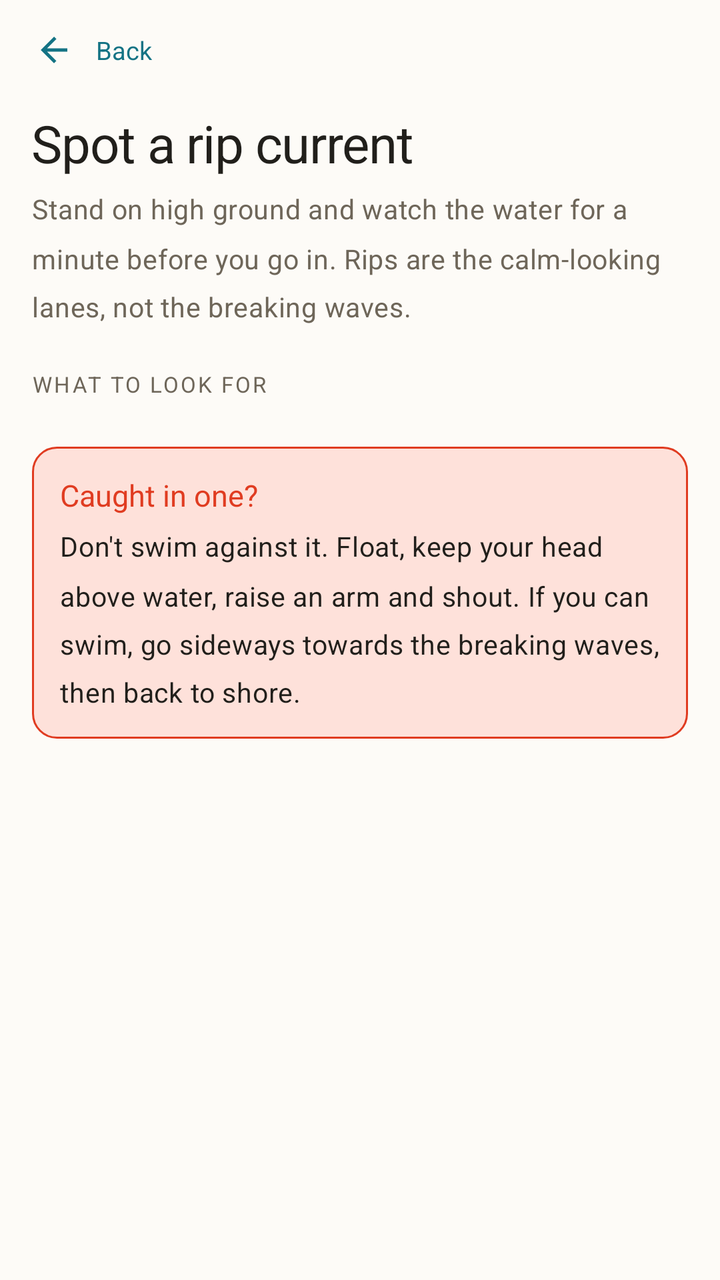
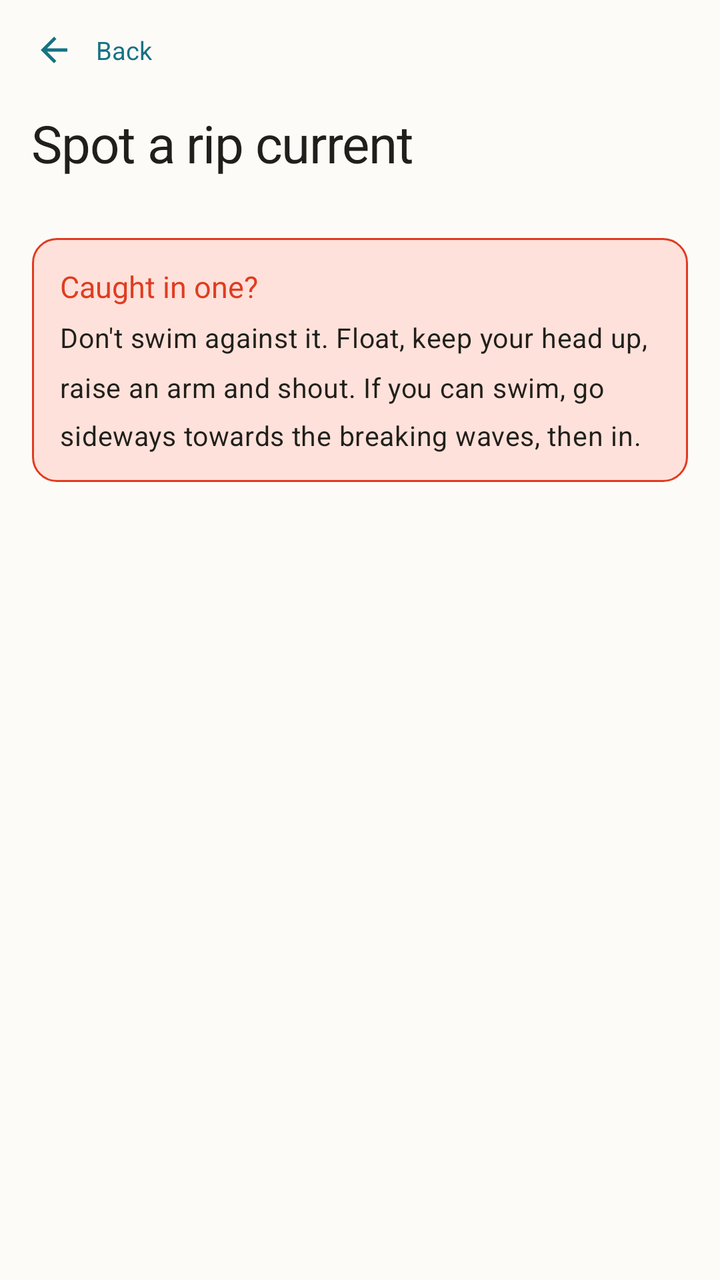

Before-and-after screenshots of an Android layout around one commit, followed by the original layout XML and the change that was made.
<!-- AndroidManifest.xml: activity theme Theme.MyApplication -->
<!-- res/layout/activity_rip_guide.xml -->
<?xml version="1.0" encoding="utf-8"?>
<LinearLayout xmlns:android="http://schemas.android.com/apk/res/android"
    xmlns:app="http://schemas.android.com/apk/res-auto"
    android:layout_width="match_parent"
    android:layout_height="match_parent"
    android:background="@color/background"
    android:orientation="vertical">

    <LinearLayout
        android:id="@+id/guideHeader"
        android:layout_width="match_parent"
        android:layout_height="wrap_content"
        android:background="@color/background"
        android:gravity="center_vertical"
        android:orientation="horizontal"
        android:paddingHorizontal="8dp"
        android:paddingTop="6dp"
        android:paddingBottom="6dp">

        
        <LinearLayout
            android:id="@+id/guideBackButton"
            android:layout_width="wrap_content"
            android:layout_height="wrap_content"
            android:background="?attr/selectableItemBackground"
            android:clickable="true"
            android:focusable="true"
            android:gravity="center_vertical"
            android:orientation="horizontal"
            android:paddingStart="0dp"
            android:paddingEnd="10dp">

            <ImageView
                android:layout_width="38dp"
                android:layout_height="38dp"
                android:contentDescription="@null"
                android:padding="9dp"
                android:src="@drawable/ic_back"
                app:tint="@color/primary" />

            <TextView
                android:layout_width="wrap_content"
                android:layout_height="wrap_content"
                android:layout_marginStart="2dp"
                android:text="@string/back"
                android:textColor="@color/primary"
                android:textSize="12.5sp" />
        </LinearLayout>
    </LinearLayout>

    <androidx.core.widget.NestedScrollView
        android:id="@+id/guideScrollView"
        android:layout_width="match_parent"
        android:layout_height="0dp"
        android:layout_weight="1"
        android:fillViewport="true"
        android:scrollbars="none">

        <LinearLayout
            android:layout_width="match_parent"
            android:layout_height="wrap_content"
            android:orientation="vertical"
            android:paddingHorizontal="16dp"
            android:paddingTop="4dp"
            android:paddingBottom="24dp">

            <TextView
                android:layout_width="match_parent"
                android:layout_height="wrap_content"
                android:text="@string/guide_title"
                android:textAppearance="@style/TextAppearance.App.Headline" />

            <TextView
                android:layout_width="match_parent"
                android:layout_height="wrap_content"
                android:layout_marginTop="6dp"
                android:lineSpacingMultiplier="1.5"
                android:text="@string/guide_intro"
                android:textAppearance="@style/TextAppearance.App.Body"
                android:textColor="@color/text_secondary" />

            <TextView
                android:layout_width="wrap_content"
                android:layout_height="wrap_content"
                android:layout_marginTop="22dp"
                android:layout_marginBottom="10dp"
                android:text="@string/guide_signs_heading"
                android:textAppearance="@style/TextAppearance.App.Caption" />

            <LinearLayout
                android:id="@+id/guideSignList"
                android:layout_width="match_parent"
                android:layout_height="wrap_content"
                android:orientation="vertical" />

            
            <LinearLayout
                android:layout_width="match_parent"
                android:layout_height="wrap_content"
                android:layout_marginTop="14dp"
                android:background="@drawable/bg_danger_note"
                android:orientation="vertical"
                android:padding="14dp">

                <TextView
                    android:layout_width="match_parent"
                    android:layout_height="wrap_content"
                    android:fontFamily="sans-serif-medium"
                    android:text="@string/guide_caught_title"
                    android:textColor="@color/danger"
                    android:textSize="15sp" />

                <TextView
                    android:layout_width="match_parent"
                    android:layout_height="wrap_content"
                    android:layout_marginTop="6dp"
                    android:lineSpacingMultiplier="1.5"
                    android:text="@string/guide_caught_body"
                    android:textAppearance="@style/TextAppearance.App.Body" />
            </LinearLayout>

        </LinearLayout>
    </androidx.core.widget.NestedScrollView>

</LinearLayout>
<!-- resources referenced by this layout -->
<resources>
  <color name="background">#FDFBF7</color>
  <color name="danger">#E03C21</color>
  <color name="primary">#147384</color>
  <color name="text_secondary">#6E6659</color>
  <!-- drawable bg_danger_note (drawable) -->
  <?xml version="1.0" encoding="utf-8"?>
  <shape xmlns:android="http://schemas.android.com/apk/res/android"
      android:shape="rectangle">
      <solid android:color="@color/danger_tint" />
      <stroke android:width="1dp" android:color="@color/danger" />
      <corners android:radius="12dp" />
  </shape>
  <!-- drawable ic_back (drawable) -->
  <vector xmlns:android="http://schemas.android.com/apk/res/android"
      android:width="24dp"
      android:height="24dp"
      android:viewportWidth="24"
      android:viewportHeight="24">
      <path
          android:fillColor="#000000"
          android:pathData="M20,11H7.83l5.59,-5.59L12,4l-8,8 8,8 1.41,-1.41L7.83,13H20v-2z" />
  </vector>
  <string name="back">Back</string>
  <string name="guide_caught_body">Don\'t swim against it. Float, keep your head above water, raise an arm and shout. If you can swim, go sideways towards the breaking waves, then back to shore.</string>
  <string name="guide_caught_title">Caught in one?</string>
  <string name="guide_intro">Stand on high ground and watch the water for a minute before you go in. Rips are the calm-looking lanes, not the breaking waves.</string>
  <string name="guide_signs_heading">What to look for</string>
  <string name="guide_title">Spot a rip current</string>
  <style name="TextAppearance.App.Body" parent="TextAppearance.Material3.BodyMedium">
          <item name="android:textSize">13.5sp</item>
          <item name="android:textColor">@color/text_primary</item>
          <item name="android:lineSpacingMultiplier">1.5</item>
      </style>
  <style name="TextAppearance.App.Caption" parent="TextAppearance.Material3.LabelSmall">
          <item name="android:fontFamily">sans-serif</item>
          <item name="android:textSize">11sp</item>
          <item name="android:letterSpacing">0.09</item>
          <item name="android:textAllCaps">true</item>
          <item name="android:textColor">@color/text_secondary</item>
      </style>
  <style name="TextAppearance.App.Headline" parent="TextAppearance.Material3.HeadlineSmall">
          <item name="android:textSize">26sp</item>
          <item name="android:fontFamily">sans-serif-medium</item>
          <item name="android:letterSpacing">-0.015</item>
          <item name="android:textColor">@color/text_primary</item>
      </style>
  <color name="danger_tint">#FEE1DA</color>
  <color name="text_primary">#211F1B</color>
  <color name="on_primary">#EBF7F9</color>
  <color name="advisor_bg">#EBF7F9</color>
  <color name="primary_variant">#0A4757</color>
  <color name="secondary">#BF730B</color>
  <color name="on_secondary">#FFF8E6</color>
  <color name="surface_alt">#EDE6DA</color>
  <color name="tertiary_gold">#BF730B</color>
  <color name="surface">#F6F1E8</color>
  <color name="divider">#DCD3C4</color>
  <color name="error">#E03C21</color>
  <style name="ShapeAppearance.App.Corner.ExtraSmall" parent="ShapeAppearance.Material3.Corner.ExtraSmall">
          <item name="cornerSize">4dp</item>
      </style>
  <style name="ShapeAppearance.App.Corner.Small" parent="ShapeAppearance.Material3.Corner.Small">
          <item name="cornerSize">8dp</item>
      </style>
  <style name="ShapeAppearance.App.Corner.Medium" parent="ShapeAppearance.Material3.Corner.Medium">
          <item name="cornerSize">8dp</item>
      </style>
  <style name="ShapeAppearance.App.Corner.Large" parent="ShapeAppearance.Material3.Corner.Large">
          <item name="cornerSize">12dp</item>
      </style>
  <style name="ShapeAppearance.App.Corner.ExtraLarge" parent="ShapeAppearance.Material3.Corner.ExtraLarge">
          <item name="cornerSize">14dp</item>
      </style>
  <!-- unchanged entries left out for length: 1 -->
</resources>

<!-- the commit's change to res/layout/activity_rip_guide.xml (unified diff, before → after) -->
@@ -70,27 +70,13 @@
                 android:text="@string/guide_title"
                 android:textAppearance="@style/TextAppearance.App.Headline" />
 
-            <TextView
-                android:layout_width="match_parent"
-                android:layout_height="wrap_content"
-                android:layout_marginTop="6dp"
-                android:lineSpacingMultiplier="1.5"
-                android:text="@string/guide_intro"
-                android:textAppearance="@style/TextAppearance.App.Body"
-                android:textColor="@color/text_secondary" />
-
-            <TextView
-                android:layout_width="wrap_content"
-                android:layout_height="wrap_content"
-                android:layout_marginTop="22dp"
-                android:layout_marginBottom="10dp"
-                android:text="@string/guide_signs_heading"
-                android:textAppearance="@style/TextAppearance.App.Caption" />
+            
 
             <LinearLayout
                 android:id="@+id/guideSignList"
                 android:layout_width="match_parent"
                 android:layout_height="wrap_content"
+                android:layout_marginTop="16dp"
                 android:orientation="vertical" />
 
             
<!-- resource entries referenced after the edit -->
@@ -23,22 +23,13 @@
           android:pathData="M20,11H7.83l5.59,-5.59L12,4l-8,8 8,8 1.41,-1.41L7.83,13H20v-2z" />
   </vector>
   <string name="back">Back</string>
-  <string name="guide_caught_body">Don\'t swim against it. Float, keep your head above water, raise an arm and shout. If you can swim, go sideways towards the breaking waves, then back to shore.</string>
+  <string name="guide_caught_body">Don\'t swim against it. Float, keep your head up, raise an arm and shout. If you can swim, go sideways towards the breaking waves, then in.</string>
   <string name="guide_caught_title">Caught in one?</string>
-  <string name="guide_intro">Stand on high ground and watch the water for a minute before you go in. Rips are the calm-looking lanes, not the breaking waves.</string>
-  <string name="guide_signs_heading">What to look for</string>
   <string name="guide_title">Spot a rip current</string>
   <style name="TextAppearance.App.Body" parent="TextAppearance.Material3.BodyMedium">
           <item name="android:textSize">13.5sp</item>
           <item name="android:textColor">@color/text_primary</item>
           <item name="android:lineSpacingMultiplier">1.5</item>
-      </style>
-  <style name="TextAppearance.App.Caption" parent="TextAppearance.Material3.LabelSmall">
-          <item name="android:fontFamily">sans-serif</item>
-          <item name="android:textSize">11sp</item>
-          <item name="android:letterSpacing">0.09</item>
-          <item name="android:textAllCaps">true</item>
-          <item name="android:textColor">@color/text_secondary</item>
       </style>
   <style name="TextAppearance.App.Headline" parent="TextAppearance.Material3.HeadlineSmall">
           <item name="android:textSize">26sp</item>
